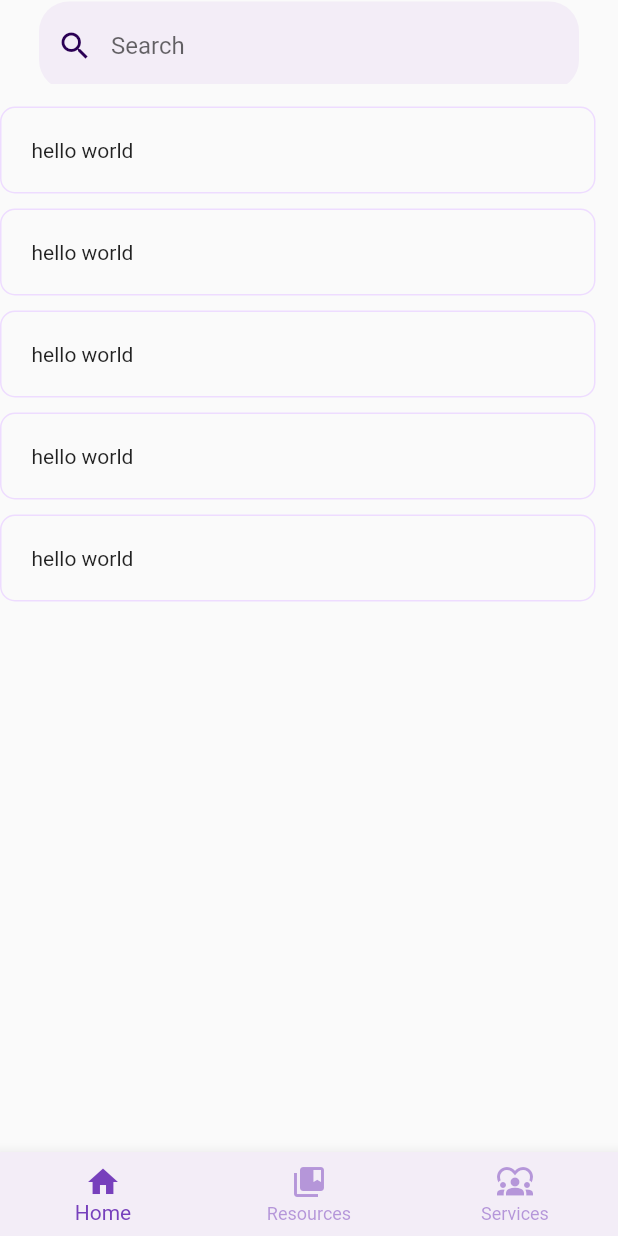
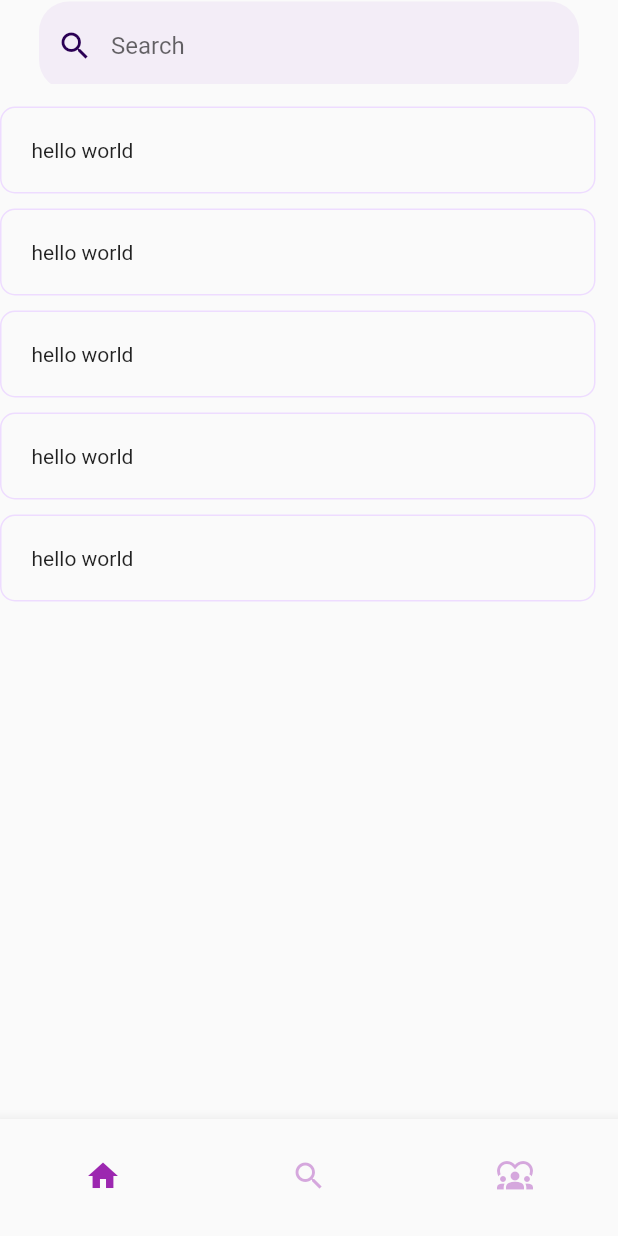
Before and after one commit to onebignick/google-ignite-2023, a Flutter app: the screen it shows after launch, on a phone screen of 412 x 824 dp. Run offline on Flutter 3.47's test engine with Material 2 defaults, Android fonts, the phone set to English and light mode, and no system bars; our stand-ins replace equatable; missing offline and left inert: flutter_social_media_ui.

Commit message:
nav bar edits! currently using bottom_nav_bar!!!!

```diff
--- a/lib/screens/home_screen.dart
+++ b/lib/screens/home_screen.dart
@@ -18,7 +18,7 @@ class _HomeScreenState extends State<HomeScreen> {
   @override
   Widget build(BuildContext context) {
     return Scaffold(
-      bottomNavigationBar: const CustomBottomAppBar(),
+      bottomNavigationBar: const BottomNavBar(),
       appBar: AppBar(
         backgroundColor: Colors.transparent,
         elevation: 0,
@@ -45,7 +45,7 @@ class _HomeScreenState extends State<HomeScreen> {
         padding: const EdgeInsets.fromLTRB(0, 5.0, 5.0, 0),
         itemCount: Post.posts.length,
         itemBuilder: (BuildContext context, int index) {
-          var post = Post.posts[index];
+          // var post = Post.posts[index];
           return Container(
               decoration: BoxDecoration(
                 border: Border.all(
--- a/lib/screens/post_screen.dart
+++ b/lib/screens/post_screen.dart
@@ -1,3 +1,4 @@
+import 'package:cloud9/widgets/bottom_nav_bar.dart';
 import 'package:flutter/material.dart';
 
 import '../models/post_model.dart';
@@ -16,6 +17,7 @@ class PostScreen extends StatelessWidget {
       imageUrl: post.imageUrl,
       child: Scaffold(
         backgroundColor: Colors.transparent,
+        bottomNavigationBar: const BottomNavBar(),
         appBar: AppBar(
           iconTheme: const IconThemeData(color: Colors.white),
           backgroundColor: Colors.transparent,
--- a/lib/screens/resources_screen.dart
+++ b/lib/screens/resources_screen.dart
@@ -51,7 +51,7 @@ class ResourcesScreen extends StatelessWidget {
             ],
           ),
         ),
-        bottomNavigationBar: const BottomNavBar(index: 1),
+        bottomNavigationBar: const BottomNavBar(),
         body: ListView(
           padding: const EdgeInsets.all(20.0),
           children: [
--- a/lib/screens/workshop_screen.dart
+++ b/lib/screens/workshop_screen.dart
@@ -43,7 +43,7 @@ class WorkshopScreen extends StatelessWidget {
             ],
           ),
         ),
-        bottomNavigationBar: const BottomNavBar(index: 1),
+        bottomNavigationBar: const BottomNavBar(),
         body: ListView(
           padding: const EdgeInsets.all(20.0),
           children: [
--- a/lib/widgets/bottom_nav_bar.dart
+++ b/lib/widgets/bottom_nav_bar.dart
@@ -4,23 +4,43 @@ import "../screens/screens.dart";
 class BottomNavBar extends StatelessWidget {
   const BottomNavBar({
     Key? key,
-    required this.index,
   }) : super(key: key);
 
-  final int index;
+  int _getCurrentIndex(BuildContext context) {
+    final currentRoute = ModalRoute.of(context)?.settings.name;
+    if (currentRoute == HomeScreen.routeName) {
+      return 0;
+    } else if (currentRoute == ResourcesScreen.routeName) {
+      return 1;
+    } else if (currentRoute == ServicesScreen.routeName) {
+      return 2;
+    }
+    return 0; // Default to 0 if the route is not recognized.
+  }
 
   @override
   Widget build(BuildContext context) {
+    final currentIndex = _getCurrentIndex(context);
+
     return BottomNavigationBar(
-      currentIndex: index,
       showSelectedLabels: false,
       showUnselectedLabels: false,
       selectedItemColor: Colors.purple,
       unselectedItemColor: Colors.purple.withAlpha(100),
+      currentIndex: currentIndex,
+      onTap: (index) {
+        if (index == 0) {
+          Navigator.popAndPushNamed(context, HomeScreen.routeName);
+        } else if (index == 1) {
+          Navigator.popAndPushNamed(context, ResourcesScreen.routeName);
+        } else if (index == 2) {
+          Navigator.pushNamed(context, ServicesScreen.routeName);
+        }
+      },
       items: [
         BottomNavigationBarItem(
           icon: Container(
-            margin: const EdgeInsets.only(left: 50),
+            // margin: const EdgeInsets.only(left: 50),
             child: IconButton(
               onPressed: () {
                 Navigator.pushNamed(context, HomeScreen.routeName);
@@ -41,12 +61,12 @@ class BottomNavBar extends StatelessWidget {
         ),
         BottomNavigationBarItem(
           icon: Container(
-            margin: const EdgeInsets.only(right: 50),
+            // margin: const EdgeInsets.only(right: 50),
             child: IconButton(
               onPressed: () {
                 print('No profile screen yet');
               },
-              icon: const Icon(Icons.person),
+              icon: const Icon(Icons.diversity_1),
             ),
           ),
           label: 'Services',
--- a/lib/widgets/custom_bottom_app_bar.dart
+++ b/lib/widgets/custom_bottom_app_bar.dart
@@ -1,59 +1,123 @@
-import 'package:flutter/material.dart';
-import '../screens/screens.dart';
-import '../theme.dart';
+// import 'package:cloud9/screens/home_screen.dart';
+// import 'package:cloud9/screens/resources_screen.dart';
+// import 'package:cloud9/screens/services_screen.dart';
+// import 'package:cloud9/theme.dart';
+// import 'package:flutter/material.dart';
+// import '../screens/screens.dart';
+// import '../theme.dart';
 
-class CustomBottomAppBar extends StatelessWidget {
-  const CustomBottomAppBar({
-    Key? key,
-  }) : super(key: key);
+// class CustomBottomAppBar extends StatelessWidget {
+//   const CustomBottomAppBar({
+//     Key? key,
+//   }) : super(key: key);
 
-  int _getCurrentIndex(BuildContext context) {
-    final currentRoute = ModalRoute.of(context)?.settings.name;
-    if (currentRoute == HomeScreen.routeName) {
-      return 0;
-    } else if (currentRoute == ResourcesScreen.routeName) {
-      return 1;
-    } else if (currentRoute == ServicesScreen.routeName) {
-      return 2;
-    }
-    return 0; // Default to 0 if the route is not recognized.
-  }
+//   int _getCurrentIndex(BuildContext context) {
+//     final currentRoute = ModalRoute.of(context)?.settings.name;
+//     if (currentRoute == HomeScreen.routeName) {
+//       return 0;
+//     } else if (currentRoute == ResourcesScreen.routeName) {
+//       return 1;
+//     } else if (currentRoute == ServicesScreen.routeName) {
+//       return 2;
+//     }
+//     return 0; // Default to 0 if the route is not recognized.
+//   }
 
-  @override
-  Widget build(BuildContext context) {
-    final currentIndex = _getCurrentIndex(context);
+//   @override
+//   Widget build(BuildContext context) {
+//     final currentIndex = _getCurrentIndex(context);
 
-    return BottomNavigationBar(
-      backgroundColor: AppPalette.topicPurple,
-      selectedItemColor: AppPalette.primaryPurple,
-      unselectedItemColor: AppPalette.primaryPurple.withOpacity(0.5),
-      selectedFontSize: 14,
-      unselectedFontSize: 12,
-      currentIndex: currentIndex,
-      onTap: (index) {
-        // Handle navigation when a tab is tapped
-        if (index == 0) {
-          Navigator.popAndPushNamed(context, HomeScreen.routeName);
-        } else if (index == 1) {
-          Navigator.popAndPushNamed(context, ResourcesScreen.routeName);
-        } else if (index == 2) {
-          Navigator.pushNamed(context, ServicesScreen.routeName);
-        }
-      },
-      items: const [
-        BottomNavigationBarItem(
-          icon: Icon(Icons.home),
-          label: 'Home',
-        ),
-        BottomNavigationBarItem(
-          icon: Icon(Icons.collections_bookmark),
-          label: 'Resources',
-        ),
-        BottomNavigationBarItem(
-          icon: Icon(Icons.diversity_1),
-          label: 'Services',
-        ),
-      ],
-    );
-  }
-}
+//     return BottomNavigationBar(
+//       backgroundColor: AppPalette.topicPurple,
+//       selectedItemColor: AppPalette.primaryPurple,
+//       unselectedItemColor: AppPalette.primaryPurple.withOpacity(0.5),
+//       selectedFontSize: 14,
+//       unselectedFontSize: 12,
+//       currentIndex: currentIndex,
+//       onTap: (index) {
+//         // Handle navigation when a tab is tapped
+//         if (index == 0) {
+//           Navigator.popAndPushNamed(context, HomeScreen.routeName);
+//         } else if (index == 1) {
+//           Navigator.popAndPushNamed(context, ResourcesScreen.routeName);
+//         } else if (index == 2) {
+//           Navigator.pushNamed(context, ServicesScreen.routeName);
+//         }
+//       },
+//       items: const [
+//         BottomNavigationBarItem(
+//           icon: Icon(Icons.home),
+//           label: 'Home',
+//         ),
+//         BottomNavigationBarItem(
+//           icon: Icon(Icons.collections_bookmark),
+//           label: 'Resources',
+//         ),
+//         BottomNavigationBarItem(
+//           icon: Icon(Icons.heart_broken),
+//           label: 'Services',
+//         ),
+//       ],
+//     );
+//   }
+// }
+
+// // import 'package:flutter/material.dart';
+// // import '../screens/screens.dart';
+// // import '../theme.dart';
+
+// // class CustomBottomAppBar extends StatelessWidget {
+// //   const CustomBottomAppBar({
+// //     Key? key,
+// //   }) : super(key: key);
+
+// //   int _getCurrentIndex(BuildContext context) {
+// //     final currentRoute = ModalRoute.of(context)?.settings.name;
+// //     if (currentRoute == HomeScreen.routeName) {
+// //       return 0;
+// //     } else if (currentRoute == ResourcesScreen.routeName) {
+// //       return 1;
+// //     } else if (currentRoute == ServicesScreen.routeName) {
+// //       return 2;
+// //     }
+// //     return 0; // Default to 0 if the route is not recognized.
+// //   }
+
+// //   @override
+// //   Widget build(BuildContext context) {
+// //     final currentIndex = _getCurrentIndex(context);
+
+// //     return BottomNavigationBar(
+// //       backgroundColor: AppPalette.topicPurple,
+// //       selectedItemColor: AppPalette.primaryPurple,
+// //       unselectedItemColor: AppPalette.primaryPurple.withOpacity(0.5),
+// //       selectedFontSize: 14,
+// //       unselectedFontSize: 12,
+// //       currentIndex: currentIndex,
+// //       onTap: (index) {
+// //         // Handle navigation when a tab is tapped
+// //         if (index == 0) {
+// //           Navigator.popAndPushNamed(context, HomeScreen.routeName);
+// //         } else if (index == 1) {
+// //           Navigator.popAndPushNamed(context, ResourcesScreen.routeName);
+// //         } else if (index == 2) {
+// //           Navigator.pushNamed(context, ServicesScreen.routeName);
+// //         }
+// //       },
+// //       items: const [
+// //         BottomNavigationBarItem(
+// //           icon: Icon(Icons.home),
+// //           label: 'Home',
+// //         ),
+// //         BottomNavigationBarItem(
+// //           icon: Icon(Icons.collections_bookmark),
+// //           label: 'Resources',
+// //         ),
+// //         BottomNavigationBarItem(
+// //           icon: Icon(Icons.diversity_1),
+// //           label: 'Services',
+// //         ),
+// //       ],
+// //     );
+// //   }
+// // }
--- a/lib/widgets/widgets/custom_bottom_app_bar.dart
+++ b/lib/widgets/widgets/custom_bottom_app_bar.dart
@@ -1,3 +1,7 @@
+import 'package:cloud9/screens/home_screen.dart';
+import 'package:cloud9/screens/resources_screen.dart';
+import 'package:cloud9/screens/services_screen.dart';
+import 'package:cloud9/theme.dart';
 import 'package:flutter/material.dart';
 import '../screens/screens.dart';
 import '../theme.dart';
```
Also changed, not shown: lib/home.dart (deleted, +0 -161 lines), lib/resources.dart (deleted, +0 -56 lines).
